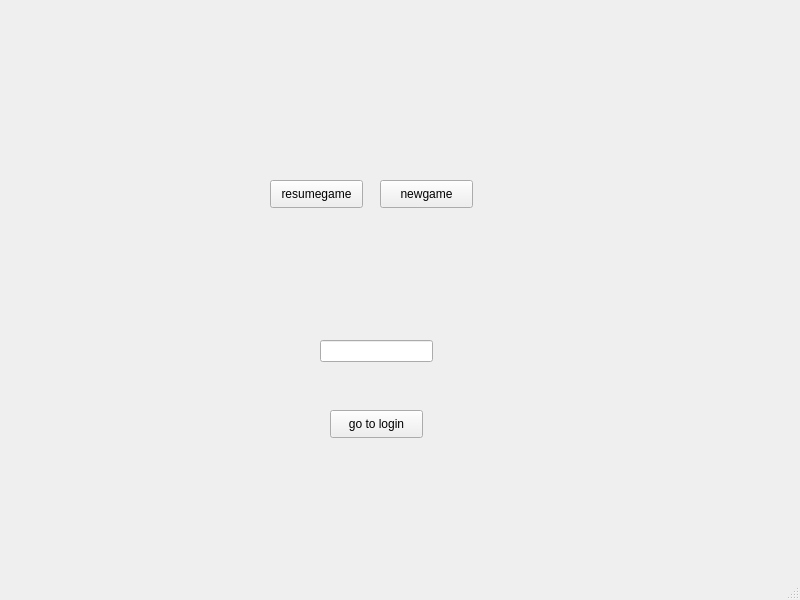
Old version of the form mainwindow.ui in the repository Parsazahedian/Farm_fum_1402.
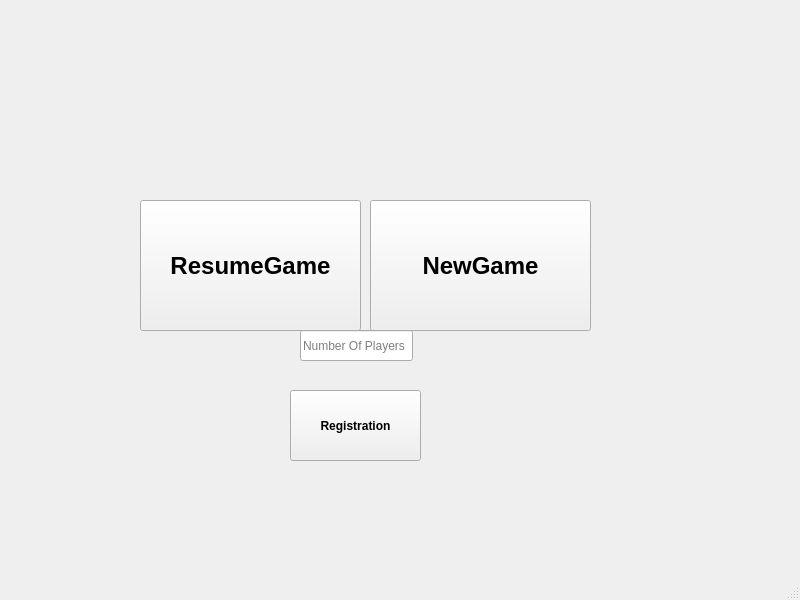
New version of the form.

```diff
--- a/mainwindow.ui
+++ b/mainwindow.ui
@@ -17,61 +17,88 @@
    <widget class="QPushButton" name="pushButton">
     <property name="geometry">
      <rect>
-      <x>380</x>
-      <y>180</y>
-      <width>93</width>
-      <height>28</height>
+      <x>370</x>
+      <y>200</y>
+      <width>221</width>
+      <height>131</height>
      </rect>
     </property>
+    <property name="font">
+     <font>
+      <pointsize>18</pointsize>
+      <weight>75</weight>
+      <bold>true</bold>
+     </font>
+    </property>
     <property name="text">
-     <string>newgame</string>
+     <string>NewGame</string>
     </property>
    </widget>
    <widget class="QPushButton" name="pushButton_2">
     <property name="geometry">
      <rect>
-      <x>270</x>
-      <y>180</y>
-      <width>93</width>
-      <height>28</height>
+      <x>140</x>
+      <y>200</y>
+      <width>221</width>
+      <height>131</height>
      </rect>
     </property>
+    <property name="font">
+     <font>
+      <pointsize>18</pointsize>
+      <weight>75</weight>
+      <bold>true</bold>
+     </font>
+    </property>
     <property name="text">
-     <string>resumegame</string>
+     <string>ResumeGame</string>
     </property>
    </widget>
    <widget class="QPushButton" name="pushButton_3">
     <property name="geometry">
      <rect>
-      <x>330</x>
-      <y>410</y>
-      <width>93</width>
-      <height>28</height>
+      <x>290</x>
+      <y>390</y>
+      <width>131</width>
+      <height>71</height>
      </rect>
     </property>
+    <property name="font">
+     <font>
+      <pointsize>9</pointsize>
+      <weight>75</weight>
+      <bold>true</bold>
+     </font>
+    </property>
     <property name="text">
-     <string>go to login</string>
+     <string>Registration</string>
     </property>
    </widget>
    <widget class="QLineEdit" name="lineEdit">
     <property name="geometry">
      <rect>
-      <x>320</x>
-      <y>340</y>
+      <x>300</x>
+      <y>330</y>
       <width>113</width>
-      <height>22</height>
+      <height>31</height>
      </rect>
     </property>
+    <property name="placeholderText">
+     <string>Number Of Players</string>
+    </property>
    </widget>
    <widget class="QLabel" name="label">
     <property name="geometry">
      <rect>
-      <x>310</x>
-      <y>370</y>
+      <x>300</x>
+      <y>360</y>
       <width>181</width>
-      <height>31</height>
+      <height>21</height>
      </rect>
     </property>
+    <property name="styleSheet">
+     <string notr="true">color: rgb(255, 0, 0);</string>
+    </property>
     <property name="text">
      <string/>
     </property>
```
